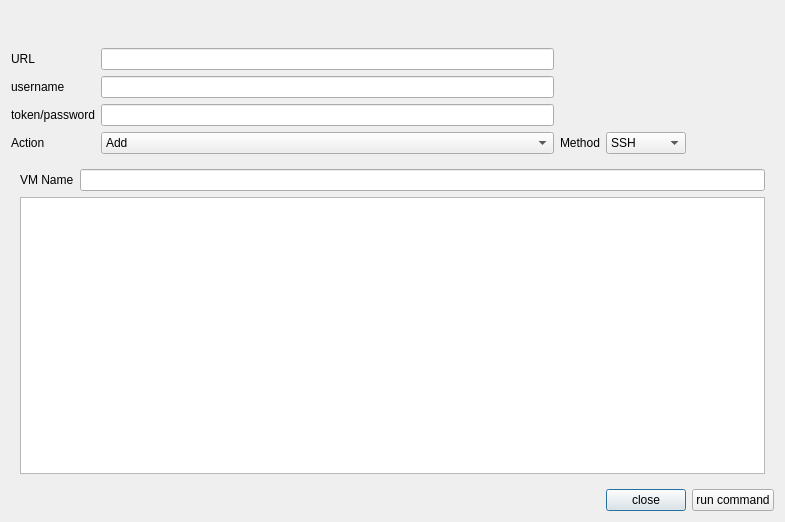
Before: the Qt Designer form src/jenkinsTools/ux/nodesDialog.ui in clockworksspheres/jenkinsTools, drawn with Qt 5.
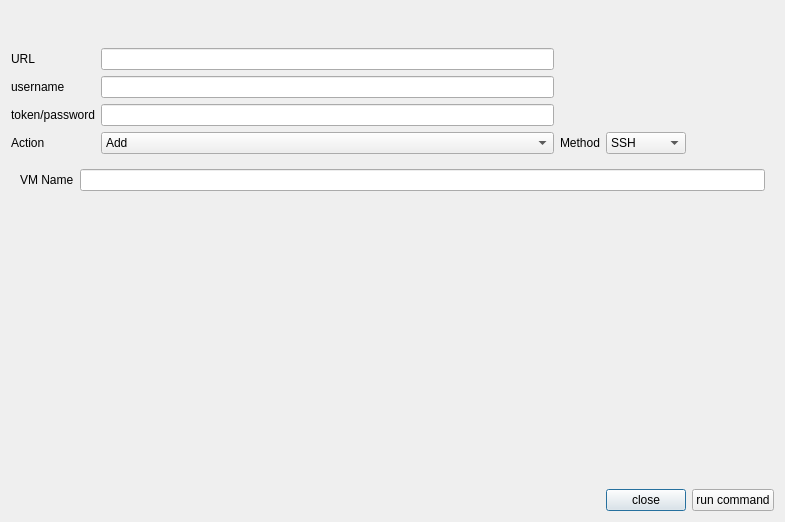
After: the same form once the commit is applied. The open tabs and pages were chosen to show the change.

Commit message: updated kanban board, removed textEdits, replaced with textBrowsers where appropriate, skipping test in test_AddJenkinsTestNode that doesn't work for now

The edit to the form file:
```diff
--- a/src/jenkinsTools/ux/nodesDialog.ui
+++ b/src/jenkinsTools/ux/nodesDialog.ui
@@ -140,7 +140,7 @@
    <item row="5" column="0" colspan="5">
     <widget class="QStackedWidget" name="stackedWidget">
      <property name="currentIndex">
-      <number>0</number>
+      <number>2</number>
      </property>
      <widget class="QWidget" name="page">
       <layout class="QGridLayout" name="gridLayout_2">
@@ -411,24 +411,47 @@
      <widget class="QWidget" name="page_3">
       <layout class="QGridLayout" name="gridLayout_4">
        <item row="0" column="0">
-        <widget class="QTextEdit" name="GetNodesTextEdit"/>
+        <widget class="QTextBrowser" name="GetNodesTextBrowser"/>
        </item>
       </layout>
      </widget>
      <widget class="QWidget" name="page_4">
       <layout class="QGridLayout" name="gridLayout_5">
-       <item row="0" column="0">
-        <widget class="QLabel" name="VmNamelabel_3">
-         <property name="text">
-          <string>VM Name</string>
-         </property>
-        </widget>
-       </item>
        <item row="0" column="1">
         <widget class="QLineEdit" name="VmNameLineEdit_3"/>
        </item>
-       <item row="1" column="0" colspan="2">
-        <widget class="QTextEdit" name="GetNodeTextEdit"/>
+       <item row="0" column="0">
+        <widget class="QLabel" name="VmNamelabel_3">
+         <property name="text">
+          <string>VM Name</string>
+         </property>
+        </widget>
+       </item>
+       <item row="1" column="0">
+        <spacer name="verticalSpacer_9">
+         <property name="orientation">
+          <enum>Qt::Orientation::Vertical</enum>
+         </property>
+         <property name="sizeHint" stdset="0">
+          <size>
+           <width>20</width>
+           <height>40</height>
+          </size>
+         </property>
+        </spacer>
+       </item>
+       <item row="1" column="1">
+        <spacer name="verticalSpacer_10">
+         <property name="orientation">
+          <enum>Qt::Orientation::Vertical</enum>
+         </property>
+         <property name="sizeHint" stdset="0">
+          <size>
+           <width>20</width>
+           <height>40</height>
+          </size>
+         </property>
+        </spacer>
        </item>
       </layout>
      </widget>
```
The commit also changes 7 other files.
